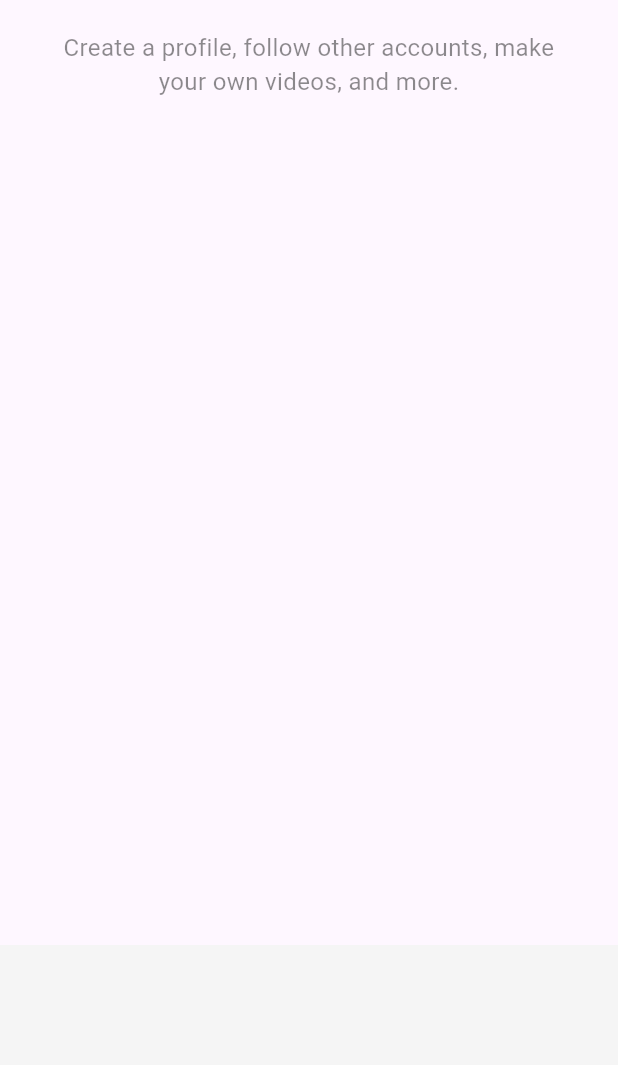
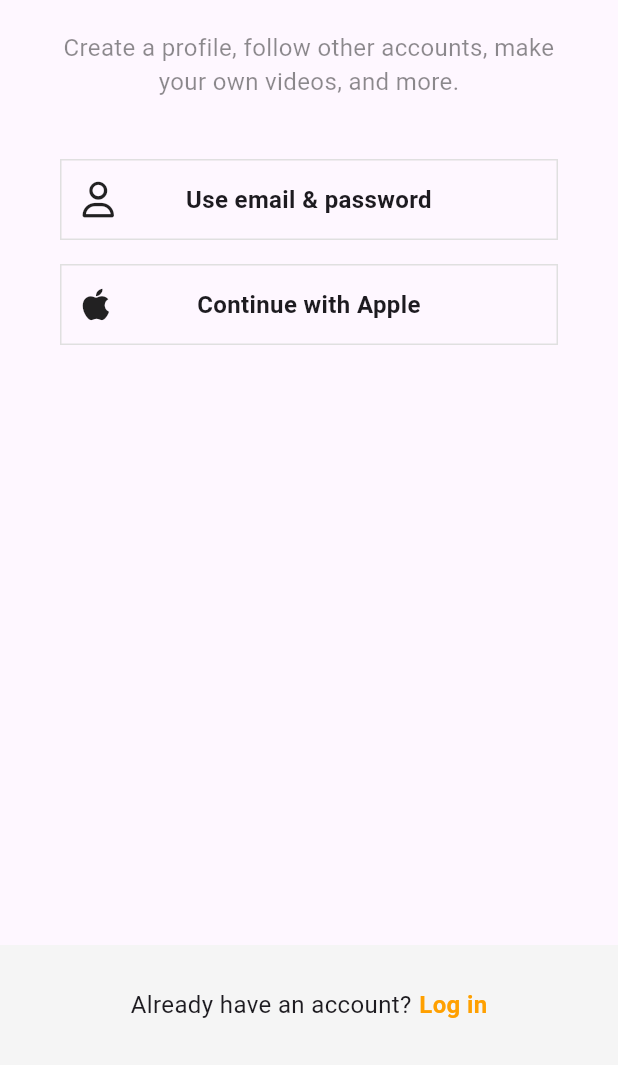
Before and after one commit to dongmin7208/tiktok_flutter, a Flutter app: the screen it shows after launch, on a phone screen of 412 x 824 dp, the part 171-1236 px from its top. Run offline on Flutter 3.47's test engine with Material 3 defaults, Android fonts, the phone set to English and light mode, and no system bars; our stand-ins replace font_awesome_flutter.

Commit message:
ADD: login screen, login button, fontAwesome

```diff
--- a/lib/screens/sign_up/sign_up_screen.dart
+++ b/lib/authentication/login_screen.dart
@@ -1,18 +1,14 @@
 import 'package:flutter/material.dart';
+import 'package:font_awesome_flutter/font_awesome_flutter.dart';
+import 'package:tiktok_flutter/authentication/widgets/auth_button.dart';
 import 'package:tiktok_flutter/constants/gaps.dart';
 import 'package:tiktok_flutter/constants/sizes.dart';
-import 'package:tiktok_flutter/screens/login/login_screen.dart';
 
-// meta,apple,google,... login
-class SignUpScreen extends StatelessWidget {
-  const SignUpScreen({super.key});
+class LoginScreen extends StatelessWidget {
+  const LoginScreen({super.key});
 
-  void onLoginTap(BuildContext context) {
-    Navigator.of(context).push(
-      MaterialPageRoute(
-        builder: (context) => const LoginScreen(),
-      ),
-    );
+  void onSignUpTap(BuildContext context) {
+    Navigator.of(context).pop();
   }
 
   @override
@@ -24,11 +20,10 @@
             horizontal: Sizes.size40,
           ),
           child: Column(
-            mainAxisSize: MainAxisSize.min,
             children: [
               Gaps.v80,
               Text(
-                "Sign up for TikTok",
+                "Log in to TikTok",
                 style: TextStyle(
                   fontSize: Sizes.size24,
                   fontWeight: FontWeight.w700,
@@ -36,7 +31,7 @@
               ),
               Gaps.v20,
               Text(
-                "Create a profile, follow other accounts, make your own videos, and more.",
+                "Manage your account, check notifications, comment on videos, and more.",
                 style: TextStyle(
                   fontSize: Sizes.size16,
                   color: Colors.black45,
@@ -44,6 +39,15 @@
                 textAlign: TextAlign.center,
               ),
               Gaps.v40,
+              AuthButton(
+                icon: FaIcon(FontAwesomeIcons.user),
+                text: "Use email & password",
+              ),
+              Gaps.v16,
+              AuthButton(
+                icon: FaIcon(FontAwesomeIcons.apple),
+                text: "Continue with Apple",
+              ),
             ],
           ),
         ),
@@ -59,16 +63,16 @@
             mainAxisAlignment: MainAxisAlignment.center,
             children: [
               const Text(
-                'Already have an account?',
+                "Don't have an account?",
                 style: TextStyle(
                   fontSize: Sizes.size16,
                 ),
               ),
               Gaps.h5,
               GestureDetector(
-                onTap: () => onLoginTap(context),
+                onTap: () => onSignUpTap(context),
                 child: Text(
-                  'Log in',
+                  "Sign up",
                   style: TextStyle(
                     fontSize: Sizes.size16,
                     fontWeight: FontWeight.w600,
--- a/lib/screens/login/login_screen.dart
+++ b/lib/authentication/sign_up_screen.dart
@@ -1,12 +1,21 @@
 import 'package:flutter/material.dart';
+import 'package:font_awesome_flutter/font_awesome_flutter.dart';
+import 'package:tiktok_flutter/authentication/login_screen.dart';
+import 'package:tiktok_flutter/authentication/widgets/auth_button.dart';
 import 'package:tiktok_flutter/constants/gaps.dart';
 import 'package:tiktok_flutter/constants/sizes.dart';
 
-class LoginScreen extends StatelessWidget {
-  const LoginScreen({super.key});
+// meta,apple,google,... login
 
-  void onSignUpTap(BuildContext context) {
-    Navigator.of(context).pop();
+class SignUpScreen extends StatelessWidget {
+  const SignUpScreen({super.key});
+
+  void onLoginTap(BuildContext context) {
+    Navigator.of(context).push(
+      MaterialPageRoute(
+        builder: (context) => const LoginScreen(),
+      ),
+    );
   }
 
   @override
@@ -18,10 +27,11 @@
             horizontal: Sizes.size40,
           ),
           child: Column(
+            mainAxisSize: MainAxisSize.min,
             children: [
               Gaps.v80,
               Text(
-                "Log in to TikTok",
+                "Sign up for TikTok",
                 style: TextStyle(
                   fontSize: Sizes.size24,
                   fontWeight: FontWeight.w700,
@@ -29,12 +39,22 @@
               ),
               Gaps.v20,
               Text(
-                "Manage your account, check notifications, comment on videos, and more.",
+                "Create a profile, follow other accounts, make your own videos, and more.",
                 style: TextStyle(
                   fontSize: Sizes.size16,
                   color: Colors.black45,
                 ),
                 textAlign: TextAlign.center,
+              ),
+              Gaps.v40,
+              AuthButton(
+                icon: FaIcon(FontAwesomeIcons.user),
+                text: "Use email & password",
+              ),
+              Gaps.v16,
+              AuthButton(
+                icon: FaIcon(FontAwesomeIcons.apple),
+                text: "Continue with Apple",
               ),
             ],
           ),
@@ -45,26 +65,26 @@
         elevation: 2,
         child: Padding(
           padding: const EdgeInsets.symmetric(
-            vertical: Sizes.size32,
+            vertical: Sizes.size10,
           ),
           child: Row(
             mainAxisAlignment: MainAxisAlignment.center,
             children: [
               const Text(
-                "Don't have an account?",
+                'Already have an account?',
                 style: TextStyle(
                   fontSize: Sizes.size16,
                 ),
               ),
               Gaps.h5,
               GestureDetector(
-                onTap: () => onSignUpTap(context),
+                onTap: () => onLoginTap(context),
                 child: Text(
-                  "Sign up",
+                  'Log in',
                   style: TextStyle(
                     fontSize: Sizes.size16,
                     fontWeight: FontWeight.w600,
-                    color: Theme.of(context).primaryColor,
+                    color: Colors.amber.shade700,
                   ),
                 ),
               ),
--- /dev/null
+++ b/lib/authentication/widgets/auth_button.dart
@@ -0,0 +1,47 @@
+import 'package:flutter/material.dart';
+import 'package:font_awesome_flutter/font_awesome_flutter.dart';
+import 'package:tiktok_flutter/constants/sizes.dart';
+
+class AuthButton extends StatelessWidget {
+  final String text;
+  final FaIcon icon;
+
+  const AuthButton({
+    super.key,
+    required this.text,
+    required this.icon,
+  });
+
+  @override
+  Widget build(BuildContext context) {
+    return FractionallySizedBox(
+      widthFactor: 1,
+      child: Container(
+        padding: const EdgeInsets.all(Sizes.size14),
+        decoration: BoxDecoration(
+          border: Border.all(
+            color: Colors.grey.shade300,
+            width: Sizes.size1,
+          ),
+        ),
+        child: Stack(
+          alignment: Alignment.center,
+          children: [
+            Align(
+              alignment: Alignment.centerLeft,
+              child: icon,
+            ),
+            Text(
+              text,
+              style: const TextStyle(
+                fontSize: Sizes.size16,
+                fontWeight: FontWeight.w600,
+              ),
+              textAlign: TextAlign.center,
+            ),
+          ],
+        ),
+      ),
+    );
+  }
+}
--- a/lib/main.dart
+++ b/lib/main.dart
@@ -1,5 +1,5 @@
 import 'package:flutter/material.dart';
-import 'package:tiktok_flutter/screens/sign_up/sign_up_screen.dart';
+import 'package:tiktok_flutter/authentication/sign_up_screen.dart';
 
 void main() {
   runApp(const TikTokApp());
--- a/pubspec.yaml
+++ b/pubspec.yaml
@@ -35,6 +35,7 @@
   # The following adds the Cupertino Icons font to your application.
   # Use with the CupertinoIcons class for iOS style icons.
   cupertino_icons: ^1.0.6
+  font_awesome_flutter: ^10.7.0
 
 dev_dependencies:
   flutter_test:
```
Also changed, not shown: pubspec.lock.
